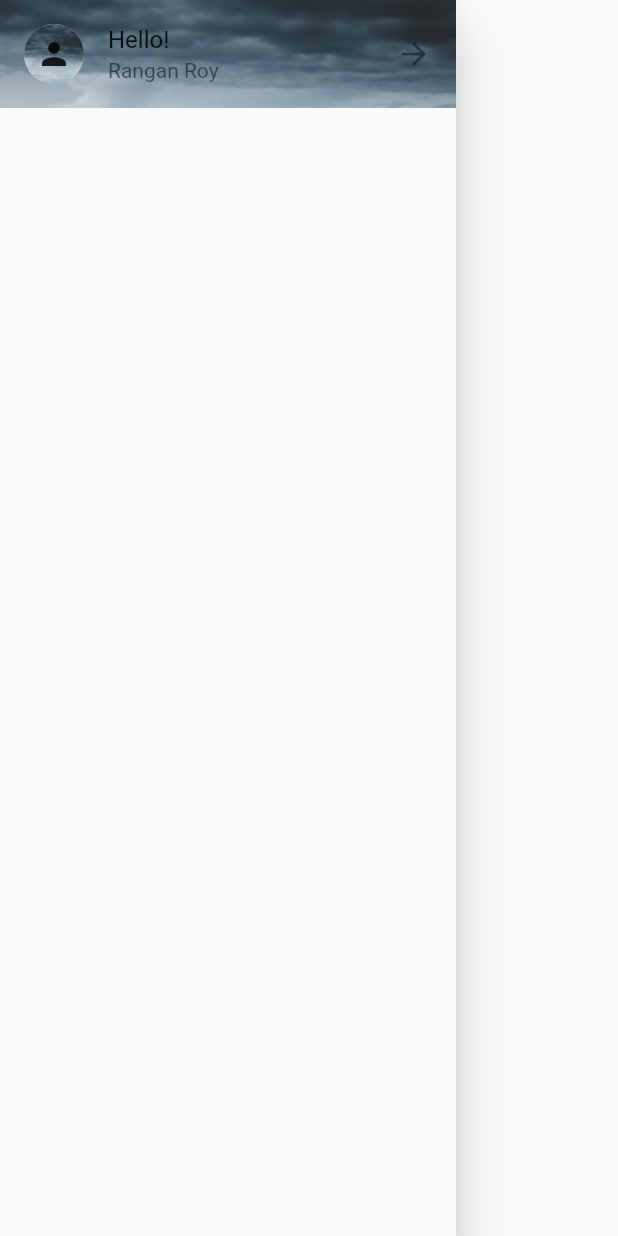
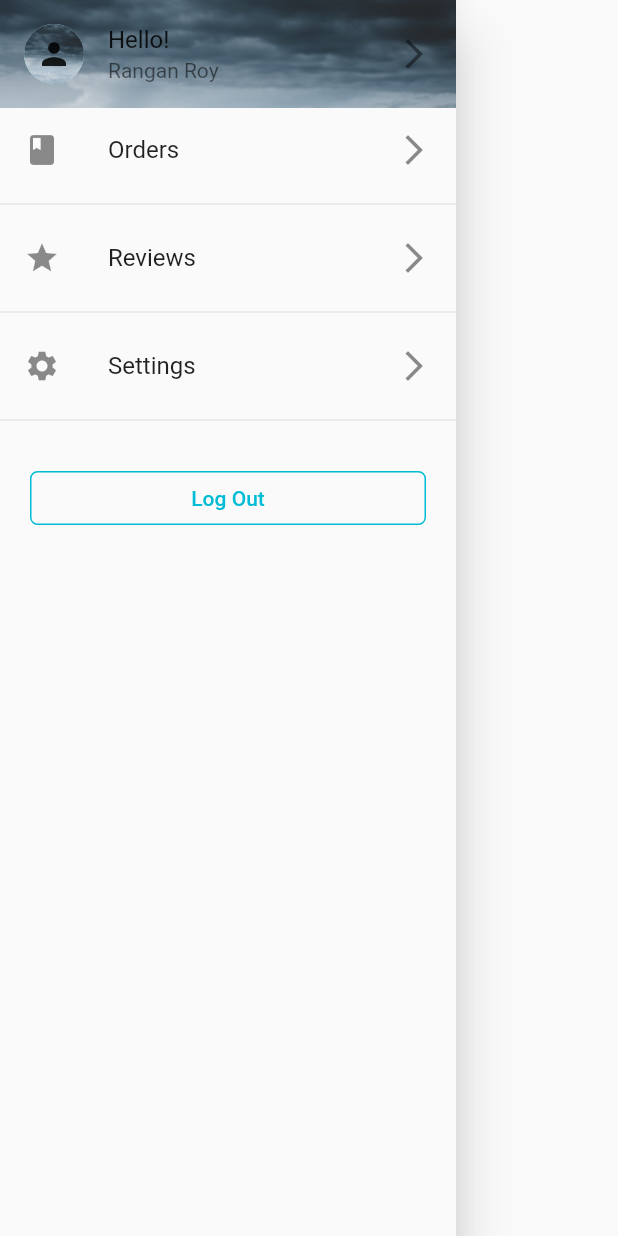
Before and after one commit to rangan-roy/ecom_app, a Flutter app: the DrawerWidget widget shown alone on an empty page, opened directly, on a phone screen of 412 x 824 dp. Run offline on Flutter 3.47's test engine with Material 2 defaults, Android fonts, the phone set to English and light mode, and no system bars.

Commit message:
updated drawer_widget.dart
added user options and log out button to drawer

```diff
--- a/lib/widgets/drawer_widget.dart
+++ b/lib/widgets/drawer_widget.dart
@@ -30,7 +30,45 @@ class _DrawerWidgetState extends State<DrawerWidget> {
                 ),
                 title: Text('Hello!'),
                 subtitle: Text('Rangan Roy'),
-                trailing: Icon(Icons.arrow_forward),
+                trailing: Icon(Icons.arrow_forward_ios),
+              ),
+            ),
+
+            // user's options
+            ListTile(
+              leading: Icon(Icons.book),
+              title: Text('Orders'),
+              trailing: Icon(Icons.arrow_forward_ios),
+            ),
+            Divider(),
+            ListTile(
+              leading: Icon(Icons.star),
+              title: Text('Reviews'),
+              trailing: Icon(Icons.arrow_forward_ios),
+            ),
+            Divider(),
+            ListTile(
+              leading: Icon(Icons.settings),
+              title: Text('Settings'),
+              trailing: Icon(Icons.arrow_forward_ios),
+            ),
+            Divider(),
+
+            // logout button
+            Container(
+              margin: EdgeInsets.only(top: 20),
+              padding: EdgeInsets.symmetric(horizontal: 20),
+              child: TextButton(
+                child: Text('Log Out'),
+                style: ButtonStyle(
+                  shape: MaterialStateProperty.all(
+                    RoundedRectangleBorder(
+                      borderRadius: BorderRadius.circular(5),
+                      side: BorderSide(color: Theme.of(context).primaryColor),
+                    ),
+                  ),
+                ),
+                onPressed: () {},
               ),
             ),
           ],
```
